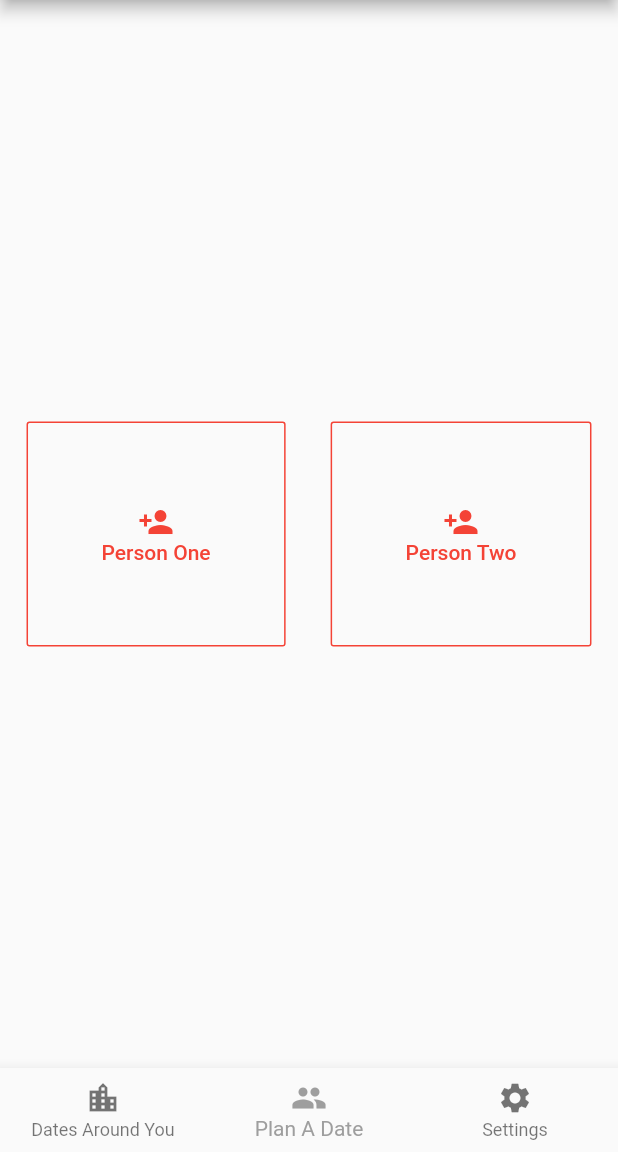
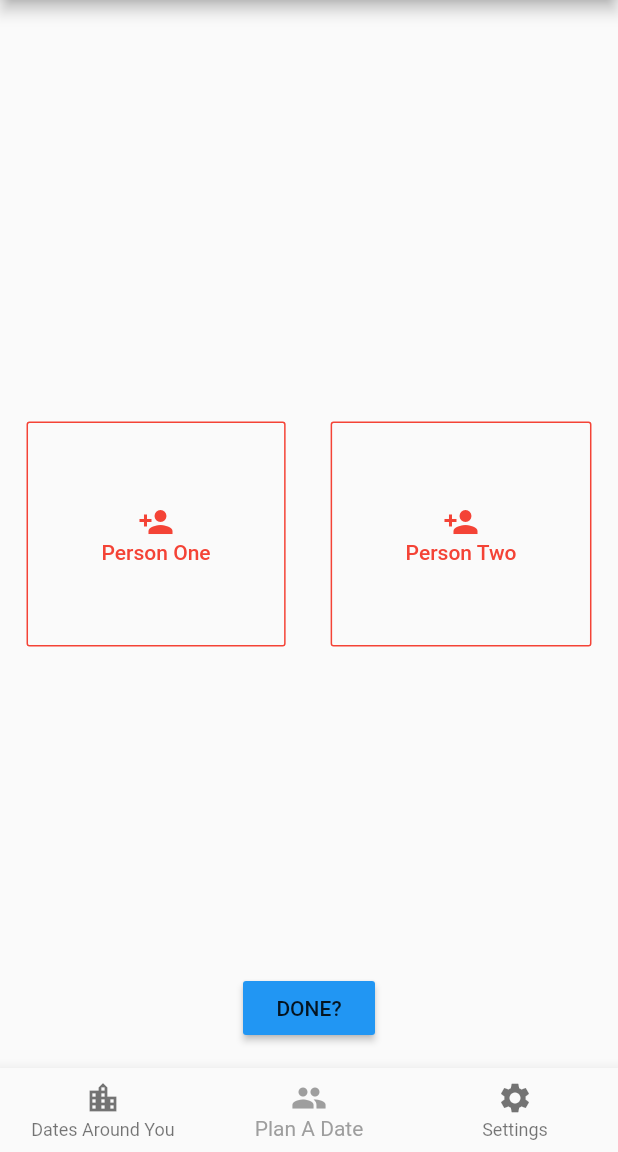
Before and after one commit to ncpleslie/date_night, a Flutter app: the screen it shows after launch, item 2 of the bottom bar chosen, on a phone screen of 412 x 824 dp, the part 84-1236 px from its top. Run offline on Flutter 3.47's test engine with Material 2 defaults, Android fonts, the phone set to English and light mode, and no system bars.

Commit message:
Added scopemodel

```diff
--- a/lib/main.dart
+++ b/lib/main.dart
@@ -1,6 +1,8 @@
 import 'package:flutter/material.dart';
+import 'package:scoped_model/scoped_model.dart';
 
 import './pages/home_page.dart';
+import './scoped-models/ideas_model.dart';
 
 void main() {
   runApp(MyApp());
@@ -23,7 +25,9 @@ class _MyAppState extends State<MyApp> {
 
   @override
   Widget build(BuildContext context) {
-    return MaterialApp(
+    return ScopedModel<IdeasModel>(
+        model: IdeasModel(),
+        child: MaterialApp(
           title: 'Date Night',
           theme: _iOSThemeData,
           routes: {
@@ -38,6 +42,7 @@ class _MyAppState extends State<MyApp> {
             return MaterialPageRoute(
                 builder: (BuildContext context) => HomePage());
           },
-    );
+        ));
+    ;
   }
 }
--- a/lib/pages/date_edit.dart
+++ b/lib/pages/date_edit.dart
@@ -1,6 +1,8 @@
 import 'package:flutter/material.dart';
+import 'package:scoped_model/scoped_model.dart';
 
-import './person_one_date_edit.dart';
+import '../widgets/selection_button.dart';
+import '../scoped-models/ideas_model.dart';
 
 class DateEdit extends StatefulWidget {
   @override
@@ -12,117 +14,26 @@ class DateEdit extends StatefulWidget {
 class _DateEditState extends State<DateEdit> {
   @override
   Widget build(BuildContext context) {
-    return Scaffold(
-      body: Center(
-        child: SelectionButton(),
-      ),
+    return ScopedModelDescendant<IdeasModel>(
+      builder: (BuildContext context, Widget widget, IdeasModel model) {
+        return Scaffold(
+          body: Center(
+            child: SelectionButton(),
+          ),
+          floatingActionButton: _buildFABandCompare(model),
+          floatingActionButtonLocation:
+              FloatingActionButtonLocation.centerFloat,
+        );
+      },
+    );
+  }
+
+  _buildFABandCompare(model) {
+    return RaisedButton(
+      child: Text('DONE?'),
+      onPressed: () {
+        model.compareAllIdeas();
+      },
     );
   }
 }
-
-class SelectionButton extends StatefulWidget {
-  @override
-  State<StatefulWidget> createState() {
-    return _SelectionButtonState();
-  }
-}
-
-class _SelectionButtonState extends State<SelectionButton> {
-  List resultPersonOne = [];
-  List resultPersonTwo = [];
-
-  @override
-  Widget build(BuildContext context) {
-    return Container(
-      height: 150.0,
-      child: Row(
-        mainAxisAlignment: MainAxisAlignment.center,
-        children: <Widget>[
-          _buildPersonOneButton(),
-          SizedBox(
-            width: 30.0,
-          ),
-          _buildPersonTwoButton(),
-        ],
-      ),
-    );
-  }
-
-  Widget _buildPersonOneButton() {
-    return OutlineButton(
-      padding: EdgeInsets.all(50.0),
-      borderSide: BorderSide(
-        color: resultPersonOne.length == 0
-            ? Colors.red
-            : Theme.of(context).accentColor,
-      ),
-      textColor: resultPersonOne.length == 0
-          ? Colors.red
-          : Theme.of(context).accentColor,
-      color: resultPersonOne.length == 0
-          ? Colors.red
-          : Theme.of(context).accentColor,
-      onPressed: () {
-        _navigateToEditPersonOne(context);
-      },
-      child: Column(
-          mainAxisAlignment: MainAxisAlignment.center,
-          children: <Widget>[
-            resultPersonOne.length == 0
-                ? Icon(Icons.person_add)
-                : Icon(Icons.person),
-            Text('Person One')
-          ]),
-    );
-  }
-
-  Widget _buildPersonTwoButton() {
-    return OutlineButton(
-      padding: EdgeInsets.all(50.0),
-      borderSide: BorderSide(
-        color: resultPersonTwo.length == 0
-            ? Colors.red
-            : Theme.of(context).accentColor,
-      ),
-      textColor: resultPersonTwo.length == 0
-          ? Colors.red
-          : Theme.of(context).accentColor,
-      color: resultPersonTwo.length == 0
-          ? Colors.red
-          : Theme.of(context).accentColor,
-      onPressed: () {
-        _navigateToEditPersonTwo(context);
-      },
-      child: Column(
-          mainAxisAlignment: MainAxisAlignment.center,
-          children: <Widget>[
-            resultPersonTwo.length == 0
-                ? Icon(Icons.person_add)
-                : Icon(Icons.person),
-            Text('Person Two')
-          ]),
-    );
-  }
-
-  _navigateToEditPersonOne(BuildContext context) async {
-    resultPersonOne = await Navigator.push(context,
-        MaterialPageRoute(builder: (BuildContext context) {
-      return PersonOneDateEdit();
-    }));
-
-    Scaffold.of(context)
-      ..removeCurrentSnackBar()
-      ..showSnackBar(SnackBar(content: Text('$resultPersonOne')));
-  }
-
-  _navigateToEditPersonTwo(BuildContext context) async {
-    resultPersonTwo = await Navigator.push(context,
-        MaterialPageRoute(builder: (BuildContext context) {
-      return PersonOneDateEdit();
-    }));
-
-    Scaffold.of(context)
-      ..removeCurrentSnackBar()
-      ..showSnackBar(SnackBar(content: Text('$resultPersonTwo')));
-  }
-}
--- /dev/null
+++ b/lib/scoped-models/ideas_model.dart
@@ -0,0 +1,25 @@
+import 'package:scoped_model/scoped_model.dart';
+
+class IdeasModel extends Model {
+  List chosenDateIdeas = [];
+  List personOneIdeas = [];
+  List personTwoIdeas = [];
+
+ void addPersonOneIdeas(List personOneIdea) {
+   personOneIdeas = personOneIdea;
+ }
+
+  void addPersonTwoIdeas(List personTwoIdea) {
+   personTwoIdeas = personTwoIdea;
+ }
+
+ void compareAllIdeas() {
+  // If person one and person two enter same idea
+  // return similar idea
+  // else
+  // return a random idea
+  print('Ideas Model. Compare Lists');
+  print(personOneIdeas);
+  print(personTwoIdeas);
+ }
+}
--- /dev/null
+++ b/lib/widgets/selection_button.dart
@@ -0,0 +1,110 @@
+import 'package:flutter/material.dart';
+
+import '../pages/person_one_date_edit.dart';
+
+class SelectionButton extends StatefulWidget {
+  @override
+  State<StatefulWidget> createState() {
+    return _SelectionButtonState();
+  }
+}
+
+class _SelectionButtonState extends State<SelectionButton> {
+  List resultPersonOne = [];
+  List resultPersonTwo = [];
+
+  @override
+  Widget build(BuildContext context) {
+    return Container(
+      height: 150.0,
+      child: Row(
+        mainAxisAlignment: MainAxisAlignment.center,
+        children: <Widget>[
+          _buildPersonOneButton(),
+          SizedBox(
+            width: 30.0,
+          ),
+          _buildPersonTwoButton(),
+        ],
+      ),
+    );
+  }
+
+  Widget _buildPersonOneButton() {
+    return OutlineButton(
+      padding: EdgeInsets.all(50.0),
+      borderSide: BorderSide(
+        color: resultPersonOne.length == 0
+            ? Colors.red
+            : Theme.of(context).accentColor,
+      ),
+      textColor: resultPersonOne.length == 0
+          ? Colors.red
+          : Theme.of(context).accentColor,
+      color: resultPersonOne.length == 0
+          ? Colors.red
+          : Theme.of(context).accentColor,
+      onPressed: () {
+        _navigateToEditPersonOne(context);
+      },
+      child: Column(
+          mainAxisAlignment: MainAxisAlignment.center,
+          children: <Widget>[
+            resultPersonOne.length == 0
+                ? Icon(Icons.person_add)
+                : Icon(Icons.person),
+            Text('Person One')
+          ]),
+    );
+  }
+
+  Widget _buildPersonTwoButton() {
+    return OutlineButton(
+      padding: EdgeInsets.all(50.0),
+      borderSide: BorderSide(
+        color: resultPersonTwo.length == 0
+            ? Colors.red
+            : Theme.of(context).accentColor,
+      ),
+      textColor: resultPersonTwo.length == 0
+          ? Colors.red
+          : Theme.of(context).accentColor,
+      color: resultPersonTwo.length == 0
+          ? Colors.red
+          : Theme.of(context).accentColor,
+      onPressed: () {
+        _navigateToEditPersonTwo(context);
+      },
+      child: Column(
+          mainAxisAlignment: MainAxisAlignment.center,
+          children: <Widget>[
+            resultPersonTwo.length == 0
+                ? Icon(Icons.person_add)
+                : Icon(Icons.person),
+            Text('Person Two')
+          ]),
+    );
+  }
+
+  _navigateToEditPersonOne(BuildContext context) async {
+    resultPersonOne = await Navigator.push(context,
+        MaterialPageRoute(builder: (BuildContext context) {
+      return PersonOneDateEdit();
+    }));
+
+    Scaffold.of(context)
+      ..removeCurrentSnackBar()
+      ..showSnackBar(SnackBar(content: Text('$resultPersonOne')));
+  }
+
+  _navigateToEditPersonTwo(BuildContext context) async {
+    resultPersonTwo = await Navigator.push(context,
+        MaterialPageRoute(builder: (BuildContext context) {
+      return PersonOneDateEdit();
+    }));
+
+    Scaffold.of(context)
+      ..removeCurrentSnackBar()
+      ..showSnackBar(SnackBar(content: Text('Ideas Successfully Added')));
+  }
+}
--- a/pubspec.yaml
+++ b/pubspec.yaml
@@ -19,6 +19,7 @@ dependencies:
   # The following adds the Cupertino Icons font to your application.
   # Use with the CupertinoIcons class for iOS style icons.
   cupertino_icons: ^0.1.2
+  scoped_model: ^1.0.1
 
 dev_dependencies:
   flutter_test:
```
Also changed, not shown: lib/pages/person_one_date_edit.dart (+29 -3 lines). Lines whose indentation alone changed are shown as unchanged.
